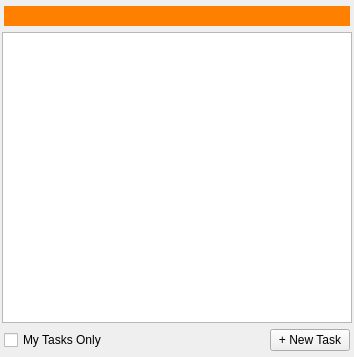
The window that resources/entity_tree_form.ui (shotgunsoftware/tk-multi-workfiles2) describes before a commit, drawn with Qt 5.
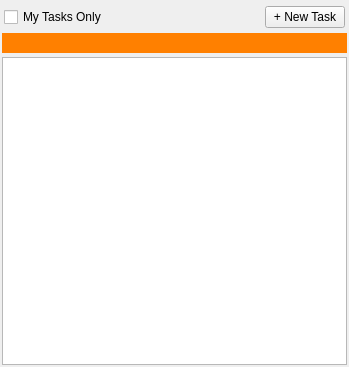
The same window after the commit. Icons and pictures are not drawn. Custom widgets are drawn as their Qt base class.

Patch:
```diff
--- a/resources/entity_tree_form.ui
+++ b/resources/entity_tree_form.ui
@@ -6,16 +6,16 @@
    <rect>
     <x>0</x>
     <y>0</y>
-    <width>354</width>
-    <height>357</height>
+    <width>349</width>
+    <height>367</height>
    </rect>
   </property>
   <property name="windowTitle">
    <string>Form</string>
   </property>
-  <layout class="QVBoxLayout" name="verticalLayout" stretch="0,1,0">
+  <layout class="QVBoxLayout" name="verticalLayout" stretch="0,0,1">
    <property name="spacing">
-    <number>-1</number>
+    <number>4</number>
    </property>
    <property name="leftMargin">
     <number>2</number>
@@ -27,32 +27,62 @@
     <number>2</number>
    </property>
    <property name="bottomMargin">
-    <number>6</number>
+    <number>2</number>
    </property>
    <item>
-    <layout class="QHBoxLayout" name="horizontalLayout_2">
+    <layout class="QHBoxLayout" name="horizontalLayout">
      <property name="leftMargin">
       <number>2</number>
      </property>
      <property name="rightMargin">
       <number>2</number>
      </property>
+     <property name="bottomMargin">
+      <number>1</number>
+     </property>
      <item>
-      <widget class="SearchWidget" name="search_ctrl" native="true">
-       <property name="minimumSize">
+      <widget class="QCheckBox" name="my_tasks_cb">
+       <property name="text">
+        <string>My Tasks Only</string>
+       </property>
+      </widget>
+     </item>
+     <item>
+      <spacer name="horizontalSpacer">
+       <property name="orientation">
+        <enum>Qt::Horizontal</enum>
+       </property>
+       <property name="sizeHint" stdset="0">
         <size>
-         <width>0</width>
+         <width>40</width>
          <height>20</height>
         </size>
        </property>
-       <property name="styleSheet">
-        <string notr="true">#search_ctrl {
+      </spacer>
+     </item>
+     <item>
+      <widget class="QPushButton" name="new_task_btn">
+       <property name="text">
+        <string>+ New Task</string>
+       </property>
+      </widget>
+     </item>
+    </layout>
+   </item>
+   <item>
+    <widget class="SearchWidget" name="search_ctrl" native="true">
+     <property name="minimumSize">
+      <size>
+       <width>0</width>
+       <height>20</height>
+      </size>
+     </property>
+     <property name="styleSheet">
+      <string notr="true">#search_ctrl {
 background-color: rgb(255, 128, 0);
 }</string>
-       </property>
-      </widget>
-     </item>
-    </layout>
+     </property>
+    </widget>
    </item>
    <item>
     <widget class="QTreeView" name="entity_tree">
@@ -90,43 +120,6 @@
      </attribute>
     </widget>
    </item>
-   <item>
-    <layout class="QHBoxLayout" name="horizontalLayout">
-     <property name="leftMargin">
-      <number>2</number>
-     </property>
-     <property name="rightMargin">
-      <number>2</number>
-     </property>
-     <item>
-      <widget class="QCheckBox" name="my_tasks_cb">
-       <property name="text">
-        <string>My Tasks Only</string>
-       </property>
-      </widget>
-     </item>
-     <item>
-      <spacer name="horizontalSpacer">
-       <property name="orientation">
-        <enum>Qt::Horizontal</enum>
-       </property>
-       <property name="sizeHint" stdset="0">
-        <size>
-         <width>40</width>
-         <height>20</height>
-        </size>
-       </property>
-      </spacer>
-     </item>
-     <item>
-      <widget class="QPushButton" name="new_task_btn">
-       <property name="text">
-        <string>+ New Task</string>
-       </property>
-      </widget>
-     </item>
-    </layout>
-   </item>
   </layout>
  </widget>
  <customwidgets>
```
